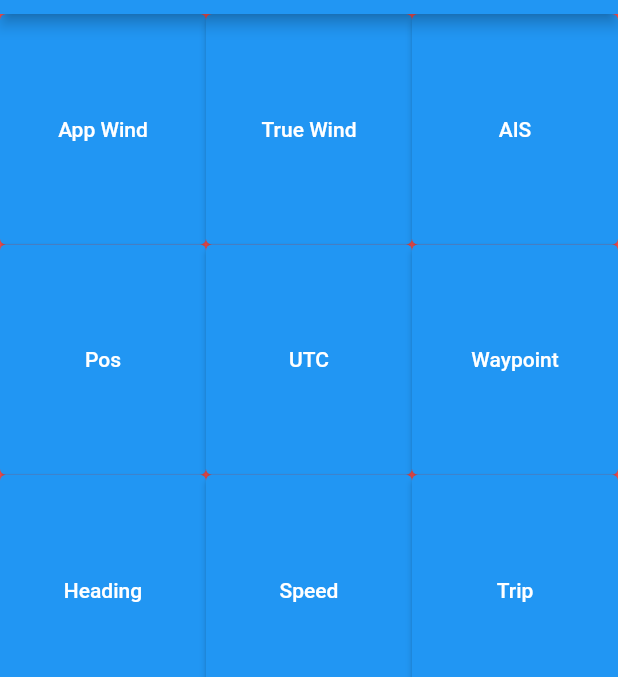
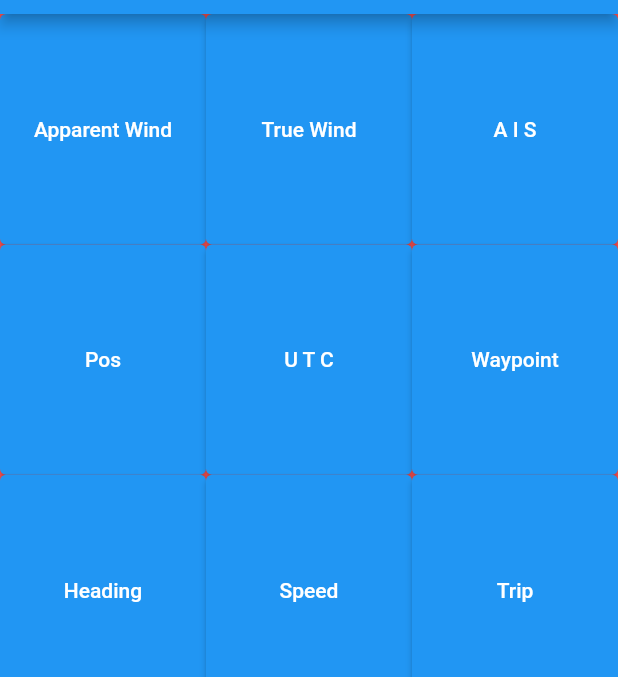
Before and after one commit to jamesdalby/kanivis, a Flutter app: the screen it shows after launch, on a phone screen of 412 x 824 dp, the part 70-747 px from its top. Run offline on Flutter 3.47's test engine with Material 2 defaults, Android fonts, the light colour scheme and no system bars; our stand-ins replace audioplayers, flutter_tts, shared_preferences; missing offline and left inert: nmea, wave_generator.

Commit message:
Minor talkback-related changes

```diff
--- a/lib/kanivis.dart
+++ b/lib/kanivis.dart
@@ -1036,12 +1036,12 @@ $st""");
 
   Map<Mode, List<_LabelledAction>> _initMenus() => {
     Mode.Cmd : [
-      _l('App Wind', _apparentWind),
+      _l('Apparent Wind', _apparentWind),
       _l('True Wind', _trueWind),
-      _l('AIS', _aisInfo),
+      _l('A I S', _aisInfo),
 
       _l('Pos', _pos),
-      _l('UTC', _utc),
+      _l('U T C', _utc),
       _l('Waypoint', _waypoint),
 
       _l('Heading', _heading),
```
